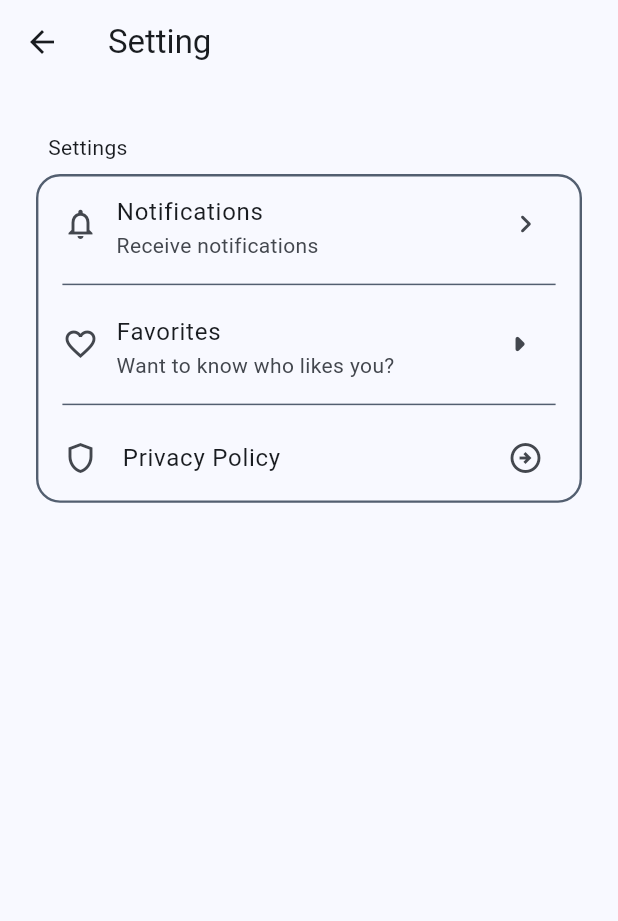
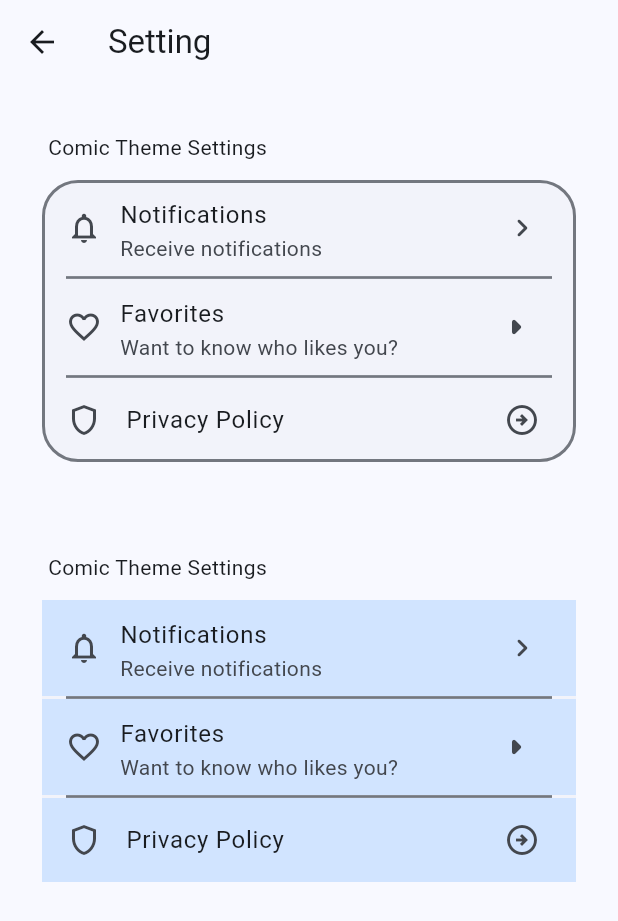
Before and after one commit to thruthesky/easy_design_system_backup_2024_09_24, a Flutter app: the SettingScreen screen opened directly, on a phone screen of 412 x 824 dp. Shown: the top 921 px of the screen. Run offline on Flutter 3.47's test engine with Material 3 defaults, Android fonts, the phone set to English and light mode, and no system bars; our stand-ins replace cached_network_image, rxdart, smooth_page_indicator; missing offline and left inert: loop_page_view, markdown_widget, social_kit.

Commit message:
refactoring comitic theme order. settings

```diff
--- a/example/lib/screens/setting/setting.screen.dart
+++ b/example/lib/screens/setting/setting.screen.dart
@@ -16,10 +16,41 @@ class _SettingScreenState extends State<SettingScreen> {
       appBar: AppBar(
         title: const Text('Setting'),
       ),
-      body: Padding(
-        padding: const EdgeInsets.all(24.0),
-        child: Settings(
-          label: 'Settings',
+      body: const Column(
+        children: [
+          Padding(
+            padding: EdgeInsets.all(24.0),
+            child: ComicTheme(
+              child: SettingItems(
+                label: 'Comic Theme Settings',
+              ),
+            ),
+          ),
+          Padding(
+            padding: EdgeInsets.all(24.0),
+            child: SleekTheme(
+              child: SettingItems(
+                label: 'Comic Theme Settings',
+              ),
+            ),
+          ),
+        ],
+      ),
+    );
+  }
+}
+
+class SettingItems extends StatelessWidget {
+  const SettingItems({
+    super.key,
+    required this.label,
+  });
+  final String label;
+
+  @override
+  Widget build(BuildContext context) {
+    return Settings(
+      label: label,
       children: [
         ListTile(
           visualDensity: VisualDensity.compact,
@@ -47,8 +78,6 @@ class _SettingScreenState extends State<SettingScreen> {
           onTap: () => debugPrint('Item 3'),
         ),
       ],
-        ),
-      ),
     );
   }
 }
--- a/lib/src/settings/settings.dart
+++ b/lib/src/settings/settings.dart
@@ -1,15 +1,18 @@
 import 'package:flutter/material.dart';
 
 class Settings extends StatelessWidget {
-  const Settings(
-      {super.key,
-      required this.children,
-      required this.label,
-      this.indent = false});
+  const Settings({
+    super.key,
+    required this.children,
+    required this.label,
+    this.indent = false,
+    this.thickness,
+  });
 
   final List<Widget> children;
   final String label;
   final bool indent;
+  final double? thickness;
 
   @override
   Widget build(BuildContext context) {
@@ -21,14 +24,7 @@ class Settings extends StatelessWidget {
           padding: const EdgeInsets.all(8.0),
           child: Text(label),
         ),
-        Container(
-          decoration: BoxDecoration(
-            border: Border.all(
-              color: Theme.of(context).colorScheme.secondary,
-              width: 1.6,
-            ),
-            borderRadius: BorderRadius.circular(16),
-          ),
+        Card(
           child: Column(
             mainAxisSize: MainAxisSize.min,
             children: [
@@ -41,7 +37,9 @@ class Settings extends StatelessWidget {
                   separatorBuilder: (context, index) => Divider(
                     indent: 16,
                     endIndent: 16,
-                    color: Theme.of(context).colorScheme.secondary,
+                    height: 2,
+                    thickness: thickness ?? 1.8,
+                    color: Theme.of(context).dividerColor,
                   ),
                   itemCount: children.length,
                   itemBuilder: (context, index) => children[index],
--- a/lib/src/themes/comic/comic.theme.dart
+++ b/lib/src/themes/comic/comic.theme.dart
@@ -151,7 +151,7 @@ class ComicThemeData {
         ),
       ),
       cardTheme: theme.cardTheme.copyWith(
-        // color: theme.colorScheme.surface,
+        // color: theme.colorScheme.error,
         elevation: 0,
         shape: RoundedRectangleBorder(
           side: BorderSide(
@@ -159,6 +159,24 @@ class ComicThemeData {
             color: theme.colorScheme.outline,
           ),
           borderRadius: BorderRadius.circular(24),
+        ),
+      ),
+
+      checkboxTheme: CheckboxThemeData(
+        shape: RoundedRectangleBorder(
+          borderRadius: BorderRadius.circular(7),
+        ),
+        fillColor: WidgetStateProperty.all(
+          comicContainerBackgroundColor(context),
+        ),
+        checkColor: WidgetStateProperty.resolveWith<Color?>(
+          (Set<WidgetState> states) {
+            if (states.contains(WidgetState.disabled)) {
+              return theme.colorScheme.outlineVariant;
+            }
+
+            return theme.colorScheme.onSurface;
+          },
         ),
       ),
 
@@ -178,108 +196,7 @@ class ComicThemeData {
         selectedColor: comicContainerBackgroundColor(context),
       ),
       colorScheme: theme.colorScheme,
-      checkboxTheme: CheckboxThemeData(
-        shape: RoundedRectangleBorder(
-          borderRadius: BorderRadius.circular(7),
-        ),
-        fillColor: WidgetStateProperty.all(
-          comicContainerBackgroundColor(context),
-        ),
-        checkColor: WidgetStateProperty.resolveWith<Color?>(
-          (Set<WidgetState> states) {
-            if (states.contains(WidgetState.disabled)) {
-              return theme.colorScheme.outlineVariant;
-            }
 
-            return theme.colorScheme.onSurface;
-          },
-        ),
-      ),
-      radioTheme: const RadioThemeData(),
-      switchTheme: SwitchThemeData(
-        trackOutlineWidth: WidgetStateProperty.all(
-          borderThickness,
-        ),
-        thumbColor: WidgetStateProperty.resolveWith<Color?>(
-          (Set<WidgetState> states) {
-            if (states.contains(WidgetState.disabled)) {
-              return theme.colorScheme.outlineVariant;
-            }
-            return theme.colorScheme.outline;
-          },
-        ),
-        trackOutlineColor: WidgetStateProperty.resolveWith<Color?>(
-          (Set<WidgetState> states) {
-            if (states.contains(WidgetState.disabled)) {
-              return theme.colorScheme.outlineVariant;
-            }
-
-            return theme.colorScheme.onSurface;
-          },
-        ),
-        trackColor: WidgetStateProperty.all(
-          comicContainerBackgroundColor(context),
-        ),
-      ),
-      toggleButtonsTheme: ToggleButtonsThemeData(
-        selectedBorderColor: theme.colorScheme.outline,
-        borderWidth: borderThickness,
-        fillColor: comicContainerBackgroundColor(context),
-        borderRadius: BorderRadius.circular(7),
-      ),
-
-      popupMenuTheme: PopupMenuThemeData(
-        elevation: 0,
-        shape: RoundedRectangleBorder(
-          borderRadius: BorderRadius.circular(16),
-          side: BorderSide(
-            width: borderThickness,
-            color: theme.colorScheme.outline,
-          ),
-        ),
-        color: comicContainerBackgroundColor(context),
-      ),
-
-      // uses the menuTheme
-      // dropdownMenuTheme: const DropdownMenuThemeData(),
-      menuTheme: MenuThemeData(
-        style:
-            (theme.dropdownMenuTheme.menuStyle ?? const MenuStyle()).copyWith(
-          backgroundColor: WidgetStateProperty.all(
-            comicContainerBackgroundColor(context),
-          ),
-          shadowColor: WidgetStateProperty.all(
-            Colors.transparent,
-          ),
-          shape: WidgetStateProperty.all(
-            RoundedRectangleBorder(
-                borderRadius: BorderRadius.circular(16),
-                side: BorderSide(
-                  width: borderThickness,
-                  color: theme.colorScheme.outline,
-                )),
-          ),
-        ),
-      ),
-      menuBarTheme: MenuBarThemeData(
-        style:
-            (theme.dropdownMenuTheme.menuStyle ?? const MenuStyle()).copyWith(
-          backgroundColor: WidgetStateProperty.all(
-            comicContainerBackgroundColor(context),
-          ),
-          shadowColor: WidgetStateProperty.all(
-            Colors.transparent,
-          ),
-          shape: WidgetStateProperty.all(
-            RoundedRectangleBorder(
-                borderRadius: BorderRadius.circular(16),
-                side: BorderSide(
-                  width: borderThickness,
-                  color: theme.colorScheme.outline,
-                )),
-          ),
-        ),
-      ),
       dialogTheme: DialogTheme(
         elevation: 0,
         shape: RoundedRectangleBorder(
@@ -331,6 +248,7 @@ class ComicThemeData {
           ),
         ),
       ),
+
       floatingActionButtonTheme: FloatingActionButtonThemeData(
         // TODO check the default color
         // backgroundColor: theme.colorScheme.surface,
@@ -363,24 +281,7 @@ class ComicThemeData {
           ),
         ),
       ),
-      outlinedButtonTheme: OutlinedButtonThemeData(
-        style: ButtonStyle(
-          elevation: WidgetStateProperty.all(0),
-          // NOTE: Shape is not working here.
-          side: WidgetStatePropertyAll(
-            BorderSide(
-              // TODO this might be a wrong way to do it.
-              // because in flutter way, to set the color scheme, we can usually set
-              // it thru copyWith, then set the color scheme.
-              // Here, it is accessing the outline color from the theme variable.
-              // When developer used this like ComicTheme.of(context).copyWith( colorScheme: theme.colorScheme )
-              // theme.colorScheme.
-              color: theme.colorScheme.outline,
-              width: borderThickness,
-            ),
-          ),
-        ),
-      ),
+
       listTileTheme: theme.listTileTheme.copyWith(
         // Note: By default, the tileColor uses Colors.transparent so we should
         // not give tile color on comic theme because it might conflict with other
@@ -396,6 +297,48 @@ class ComicThemeData {
           ),
         ),
       ),
+      menuBarTheme: MenuBarThemeData(
+        style:
+            (theme.dropdownMenuTheme.menuStyle ?? const MenuStyle()).copyWith(
+          backgroundColor: WidgetStateProperty.all(
+            comicContainerBackgroundColor(context),
+          ),
+          shadowColor: WidgetStateProperty.all(
+            Colors.transparent,
+          ),
+          shape: WidgetStateProperty.all(
+            RoundedRectangleBorder(
+                borderRadius: BorderRadius.circular(16),
+                side: BorderSide(
+                  width: borderThickness,
+                  color: theme.colorScheme.outline,
+                )),
+          ),
+        ),
+      ),
+
+      // uses the menuTheme
+      // dropdownMenuTheme: const DropdownMenuThemeData(),
+      menuTheme: MenuThemeData(
+        style:
+            (theme.dropdownMenuTheme.menuStyle ?? const MenuStyle()).copyWith(
+          backgroundColor: WidgetStateProperty.all(
+            comicContainerBackgroundColor(context),
+          ),
+          shadowColor: WidgetStateProperty.all(
+            Colors.transparent,
+          ),
+          shape: WidgetStateProperty.all(
+            RoundedRectangleBorder(
+                borderRadius: BorderRadius.circular(16),
+                side: BorderSide(
+                  width: borderThickness,
+                  color: theme.colorScheme.outline,
+                )),
+          ),
+        ),
+      ),
+
       navigationBarTheme: theme.navigationBarTheme.copyWith(
         labelTextStyle: WidgetStateProperty.resolveWith((states) {
           if (states.contains(WidgetState.selected)) {
@@ -439,10 +382,22 @@ class ComicThemeData {
           side: BorderSide(
             color: theme.colorScheme.outline,
             width: borderThickness,
-              ))),
-      // progressIndicatorTheme: const ProgressIndicatorThemeData(
-      // linearTrackColor: theme.colorScheme.outlineVariant.withAlpha(40),
-      // color: theme.colorScheme.secondary,
+          ),
+        ),
+      ),
+      popupMenuTheme: PopupMenuThemeData(
+        elevation: 0,
+        shape: RoundedRectangleBorder(
+          borderRadius: BorderRadius.circular(16),
+          side: BorderSide(
+            width: borderThickness,
+            color: theme.colorScheme.outline,
+          ),
+        ),
+        color: comicContainerBackgroundColor(context),
+      ),
+
+      radioTheme: const RadioThemeData(),
 
       // ),
       snackBarTheme: SnackBarThemeData(
@@ -472,6 +427,59 @@ class ComicThemeData {
           elevation: 0,
         ),
       ),
+      switchTheme: SwitchThemeData(
+        trackOutlineWidth: WidgetStateProperty.all(
+          borderThickness,
+        ),
+        thumbColor: WidgetStateProperty.resolveWith<Color?>(
+          (Set<WidgetState> states) {
+            if (states.contains(WidgetState.disabled)) {
+              return theme.colorScheme.outlineVariant;
+            }
+            return theme.colorScheme.outline;
+          },
+        ),
+        trackOutlineColor: WidgetStateProperty.resolveWith<Color?>(
+          (Set<WidgetState> states) {
+            if (states.contains(WidgetState.disabled)) {
+              return theme.colorScheme.outlineVariant;
+            }
+
+            return theme.colorScheme.onSurface;
+          },
+        ),
+        trackColor: WidgetStateProperty.all(
+          comicContainerBackgroundColor(context),
+        ),
+      ),
+      toggleButtonsTheme: ToggleButtonsThemeData(
+        selectedBorderColor: theme.colorScheme.outline,
+        borderWidth: borderThickness,
+        fillColor: comicContainerBackgroundColor(context),
+        borderRadius: BorderRadius.circular(7),
+      ),
+
+      outlinedButtonTheme: OutlinedButtonThemeData(
+        style: ButtonStyle(
+          elevation: WidgetStateProperty.all(0),
+          // NOTE: Shape is not working here.
+          side: WidgetStatePropertyAll(
+            BorderSide(
+              // TODO this might be a wrong way to do it.
+              // because in flutter way, to set the color scheme, we can usually set
+              // it thru copyWith, then set the color scheme.
+              // Here, it is accessing the outline color from the theme variable.
+              // When developer used this like ComicTheme.of(context).copyWith( colorScheme: theme.colorScheme )
+              // theme.colorScheme.
+              color: theme.colorScheme.outline,
+              width: borderThickness,
+            ),
+          ),
+        ),
+      ),
+      // progressIndicatorTheme: const ProgressIndicatorThemeData(
+      // linearTrackColor: theme.colorScheme.outlineVariant.withAlpha(40),
+      // color: theme.colorScheme.secondary,
 
       tabBarTheme: theme.tabBarTheme.copyWith(
         indicator: BoxDecoration(
```
Lines whose indentation alone changed are shown as unchanged.
